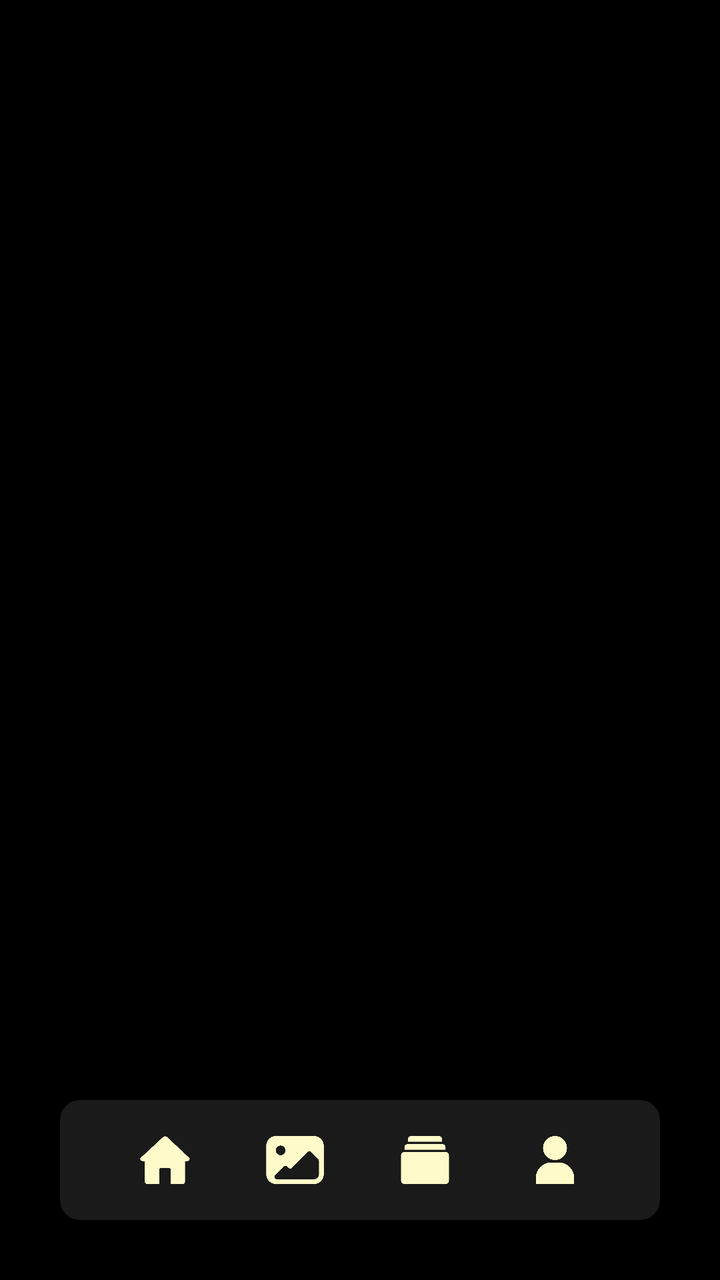
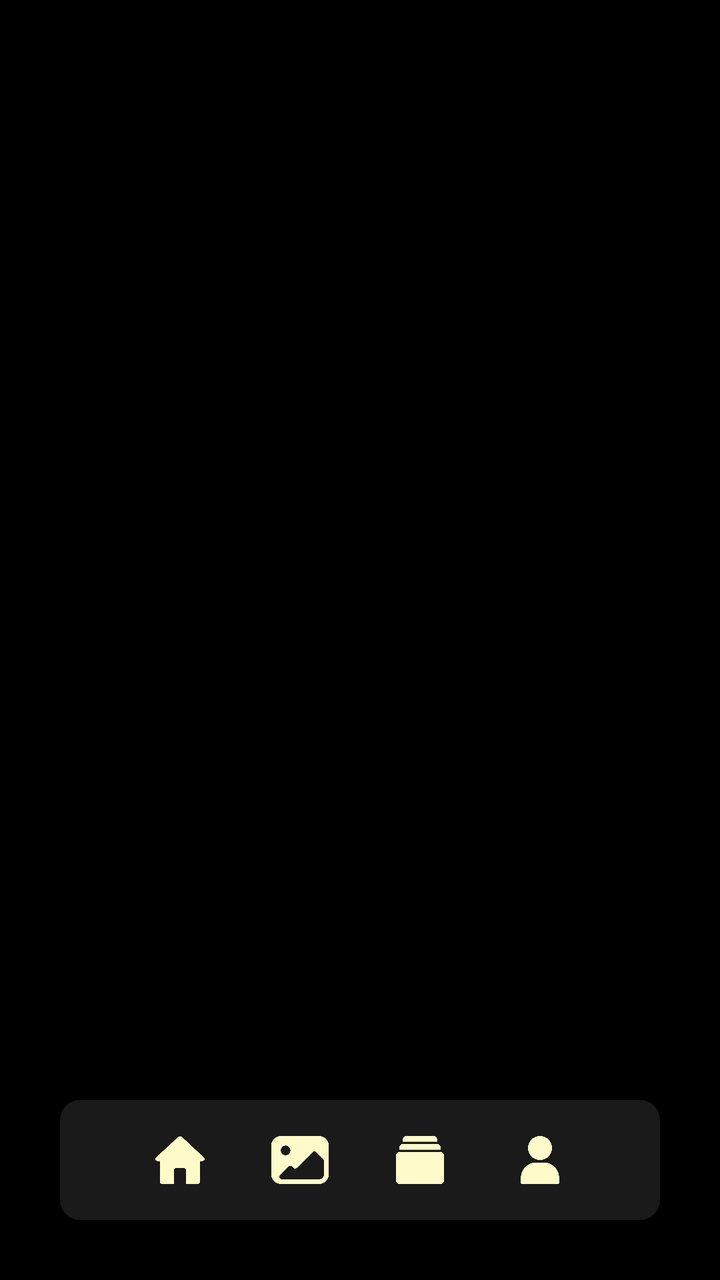

Screens rendered from an Android XML layout before and after an edit, with the pre-edit source and the edit as a unified diff.
<!-- AndroidManifest.xml: application theme Theme.Monaly -->
<!-- res/layout/activity_main.xml -->
<?xml version="1.0" encoding="utf-8"?>
<androidx.constraintlayout.widget.ConstraintLayout xmlns:android="http://schemas.android.com/apk/res/android"
    xmlns:app="http://schemas.android.com/apk/res-auto"
    xmlns:tools="http://schemas.android.com/tools"
    android:id="@+id/main"
    android:layout_width="match_parent"
    android:layout_height="match_parent"
    android:background="@color/black"
    tools:context=".ui.activity.MainActivity">

    
    <androidx.viewpager2.widget.ViewPager2
        android:id="@+id/viewPagerMain"
        android:layout_width="0dp"
        android:layout_height="0dp"
        app:layout_constraintBottom_toTopOf="@+id/customBottomNav"
        app:layout_constraintEnd_toEndOf="parent"
        app:layout_constraintStart_toStartOf="parent"
        app:layout_constraintTop_toTopOf="parent" />

    
    <LinearLayout
        android:id="@+id/customBottomNav"
        android:layout_width="0dp"
        android:layout_height="60dp"
        android:layout_marginStart="30dp"
        android:layout_marginEnd="30dp"
        android:layout_marginBottom="30dp"
        android:paddingStart="20dp"
        android:paddingEnd="20dp"
        android:background="@drawable/drawable_background_button_gray_deep_10_dp"
        android:gravity="center_vertical"
        android:orientation="horizontal"
        app:layout_constraintBottom_toBottomOf="parent"
        app:layout_constraintEnd_toEndOf="parent"
        app:layout_constraintStart_toStartOf="parent">

        
        <ImageView
            android:id="@+id/navHome"
            android:layout_width="0dp"
            android:layout_height="30dp"
            android:layout_weight="1"
            android:scaleType="fitCenter"
            android:src="@drawable/ic_home_bage_neutral" />

        
        <ImageView
            android:id="@+id/navGallery"
            android:layout_width="0dp"
            android:layout_height="30dp"
            android:layout_weight="1"
            android:scaleType="fitCenter"
            android:src="@drawable/ic_gallery_bage_neutral" />

        
        <ImageView
            android:id="@+id/navAlbums"
            android:layout_width="0dp"
            android:layout_height="30dp"
            android:layout_weight="1"
            android:scaleType="fitCenter"
            android:src="@drawable/ic_albums_bage_neutral" />

        
        <ImageView
            android:id="@+id/navProfile"
            android:layout_width="0dp"
            android:layout_height="30dp"
            android:layout_weight="1"
            android:scaleType="fitCenter"
            android:src="@drawable/ic_profile_bage_neutral" />

    </LinearLayout>

</androidx.constraintlayout.widget.ConstraintLayout>
<!-- resources referenced by this layout -->
<resources>
  <color name="black">#000000</color>
  <!-- drawable drawable_background_button_gray_deep_10_dp (drawable) -->
  <?xml version="1.0" encoding="utf-8"?>
  <shape xmlns:android="http://schemas.android.com/apk/res/android">
  
      <solid android:color="@color/gray_deep"/>
      <corners android:radius="10dp"/>
  
  </shape>
  <!-- drawable ic_albums_bage_neutral: png bitmap (drawable, 1008 bytes) -->
  <!-- drawable ic_gallery_bage_neutral: png bitmap (drawable, 2347 bytes) -->
  <!-- drawable ic_home_bage_neutral: png bitmap (drawable, 1534 bytes) -->
  <!-- drawable ic_profile_bage_neutral: png bitmap (drawable, 1761 bytes) -->
  <style name="Theme.Monaly" parent="Base.Theme.Monaly" />
  <color name="gray_deep">#1A1A1A</color>
  <style name="Base.Theme.Monaly" parent="Theme.Material3.DayNight.NoActionBar">
  
  
          
          
  
  
          
          <item name="android:navigationBarColor">@color/black</item>
  
  
      </style>
</resources>

<!-- the commit's change to res/layout/activity_main.xml (unified diff, before → after) -->
@@ -26,8 +26,8 @@
         android:layout_marginStart="30dp"
         android:layout_marginEnd="30dp"
         android:layout_marginBottom="30dp"
-        android:paddingStart="20dp"
-        android:paddingEnd="20dp"
+        android:paddingStart="30dp"
+        android:paddingEnd="30dp"
         android:background="@drawable/drawable_background_button_gray_deep_10_dp"
         android:gravity="center_vertical"
         android:orientation="horizontal"
